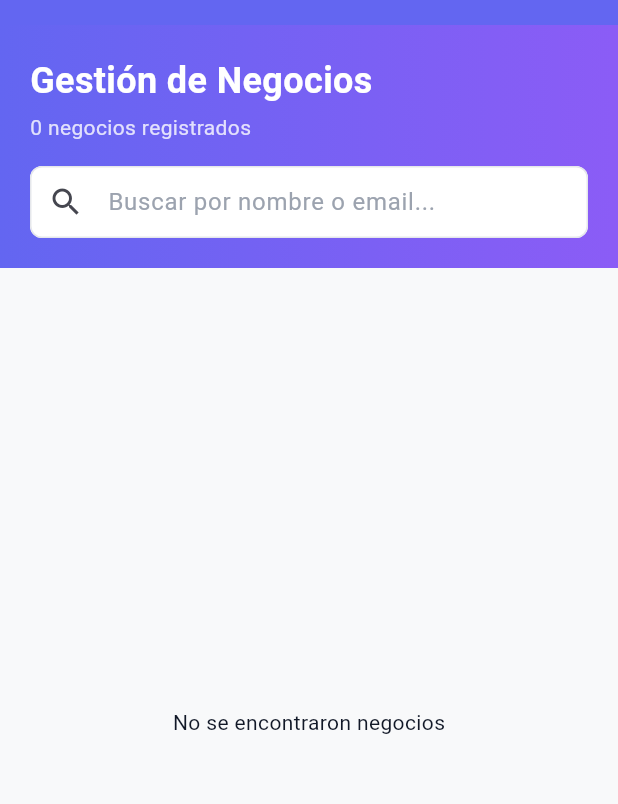
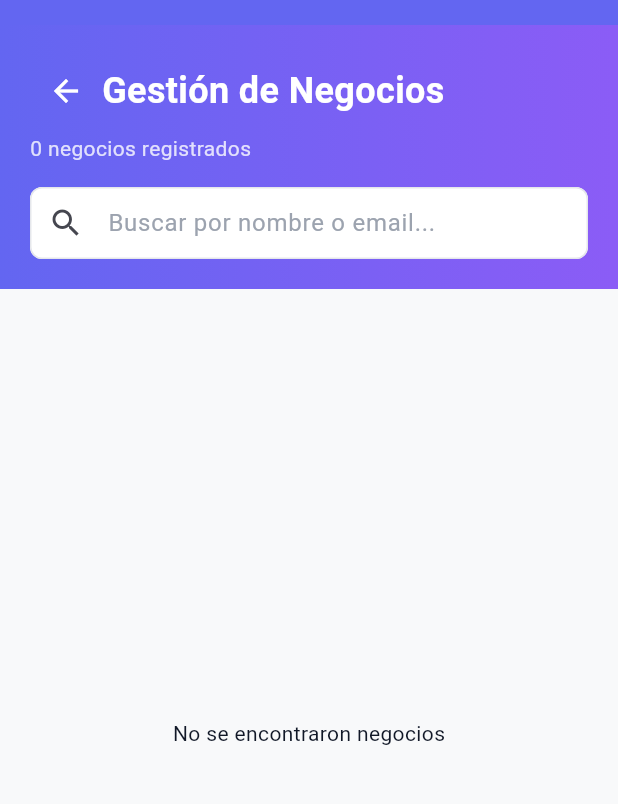
Before and after one commit to ERCOMEPIPA/marketmove_app, a Flutter app: the DuenosScreen screen opened by its route, on a phone screen of 412 x 824 dp, the part 59-863 px from its top. Run offline on Flutter 3.47's test engine with Material 3 defaults, Android fonts, the phone set to English and light mode, and no system bars; our stand-ins replace file_picker, fl_chart, go_router, share_plus, shared_preferences, supabase_flutter; missing offline and left inert: dart:html; accounts and stored records are empty.

Commit message:
cosas varias

```diff
--- a/marketmove_app/lib/src/features/admin/empleados/empleados_screen.dart
+++ b/marketmove_app/lib/src/features/admin/empleados/empleados_screen.dart
@@ -1,4 +1,5 @@
 import 'package:flutter/material.dart';
+import 'package:go_router/go_router.dart';
 import 'package:supabase_flutter/supabase_flutter.dart';
 import '../../../shared/services/limites_service.dart';
 import '../../../shared/services/email_service.dart';
@@ -105,7 +106,7 @@ class _EmpleadosScreenState extends State<EmpleadosScreen> {
           FilledButton(
             onPressed: () {
               Navigator.pop(context);
-              // TODO: Navegar a pantalla de planes
+              GoRouter.of(context).go('/admin/planes');
             },
             child: const Text('Ver Planes'),
           ),
--- a/marketmove_app/lib/src/features/admin/planes/seleccion_plan_screen.dart
+++ b/marketmove_app/lib/src/features/admin/planes/seleccion_plan_screen.dart
@@ -65,6 +65,7 @@ class _SeleccionPlanScreenState extends State<SeleccionPlanScreen> {
     try {
       final success = await _stripeService.openCheckout(
         priceId: plan.stripePriceId!,
+        isOneTime: plan.esPagoUnico,
       );
 
       if (!success && mounted) {
--- a/marketmove_app/lib/src/features/productos/productos_screen.dart
+++ b/marketmove_app/lib/src/features/productos/productos_screen.dart
@@ -771,7 +771,7 @@ class _ProductoFormDialogState extends State<_ProductoFormDialog> {
 
                 const SizedBox(height: 12),
                 DropdownButtonFormField<String>(
-                  initialValue: _categoriaId,
+                  value: _categoriaId,
                   decoration: const InputDecoration(
                     labelText: 'Categoría',
                     border: OutlineInputBorder(),
--- a/marketmove_app/lib/src/features/resumen/dashboard_screen.dart
+++ b/marketmove_app/lib/src/features/resumen/dashboard_screen.dart
@@ -199,7 +199,7 @@ class _DashboardScreenState extends State<DashboardScreen> {
                 PlanUsageWidget(
                   limites: _planLimites!,
                   onUpgrade: () {
-                    // TODO: Navegar a pantalla de planes
+                    context.go('/admin/planes');
                   },
                 ),
               ],
--- a/marketmove_app/lib/src/features/superadmin/duenos_screen.dart
+++ b/marketmove_app/lib/src/features/superadmin/duenos_screen.dart
@@ -1,4 +1,5 @@
 import 'package:flutter/material.dart';
+import 'package:go_router/go_router.dart';
 import 'package:intl/intl.dart';
 import '../../shared/services/planes_service.dart';
 import '../../shared/constants/app_colors.dart';
@@ -78,13 +79,29 @@ class _DuenosScreenState extends State<DuenosScreen> {
                       child: Column(
                         crossAxisAlignment: CrossAxisAlignment.start,
                         children: [
-                          const Text(
+                          // Botón de retroceso
+                          Row(
+                            children: [
+                              IconButton(
+                                onPressed: () =>
+                                    context.go('/superadmin/dashboard'),
+                                icon: const Icon(
+                                  Icons.arrow_back,
+                                  color: Colors.white,
+                                ),
+                                tooltip: 'Volver',
+                              ),
+                              const Expanded(
+                                child: Text(
                                   'Gestión de Negocios',
                                   style: TextStyle(
                                     fontSize: 24,
                                     fontWeight: FontWeight.bold,
                                     color: Colors.white,
                                   ),
+                                ),
+                              ),
+                            ],
                           ),
                           const SizedBox(height: 4),
                           Text(
--- a/marketmove_app/lib/src/features/superadmin/superadmin_dashboard_v2.dart
+++ b/marketmove_app/lib/src/features/superadmin/superadmin_dashboard_v2.dart
@@ -215,6 +215,7 @@ class _SuperadminDashboardV2State extends State<SuperadminDashboardV2> {
                       style: TextStyle(
                         fontSize: 18,
                         fontWeight: FontWeight.bold,
+                        color: Color(0xFF1F2937),
                       ),
                     ),
                     const SizedBox(height: 12),
@@ -253,6 +254,7 @@ class _SuperadminDashboardV2State extends State<SuperadminDashboardV2> {
                           style: TextStyle(
                             fontSize: 18,
                             fontWeight: FontWeight.bold,
+                            color: Color(0xFF1F2937),
                           ),
                         ),
                         TextButton(
@@ -283,6 +285,7 @@ class _SuperadminDashboardV2State extends State<SuperadminDashboardV2> {
                           style: const TextStyle(
                             fontSize: 18,
                             fontWeight: FontWeight.bold,
+                            color: Color(0xFF1F2937),
                           ),
                         ),
                         TextButton(
--- /dev/null
+++ b/marketmove_app/lib/src/shared/constants/categorias_predefinidas.dart
@@ -0,0 +1,27 @@
+/// Categorías predefinidas para productos y gastos
+/// Estas categorías están siempre disponibles sin necesidad de crearlas
+
+/// Categorías predefinidas para productos
+const List<String> categoriasProductosPredefinidas = [
+  'Electrónica',
+  'Ropa y Accesorios',
+  'Alimentos y Bebidas',
+  'Hogar y Jardín',
+  'Salud y Belleza',
+  'Deportes',
+  'Servicios',
+  'Otros',
+];
+
+/// Categorías predefinidas para gastos
+const List<String> categoriasGastosPredefinidas = [
+  'Salarios y Personal',
+  'Alquiler y Local',
+  'Servicios (Luz, Agua, Internet)',
+  'Marketing y Publicidad',
+  'Proveedores y Materiales',
+  'Transporte y Envíos',
+  'Impuestos y Tasas',
+  'Software y Suscripciones',
+  'Otros',
+];
```
Also changed, not shown: marketmove_app/lib/src/shared/services/auth_service.dart (+17 -3 lines), marketmove_app/lib/src/shared/services/gastos_service.dart (+37 -1 lines), marketmove_app/lib/src/shared/services/productos_service.dart (+50 -9 lines), marketmove_app/lib/src/shared/services/stripe_service.dart (+17 -1 lines), marketmove_app/lib/src/shared/widgets/plan_usage_widget.dart (+4 -5 lines). Lines whose indentation alone changed are shown as unchanged.
